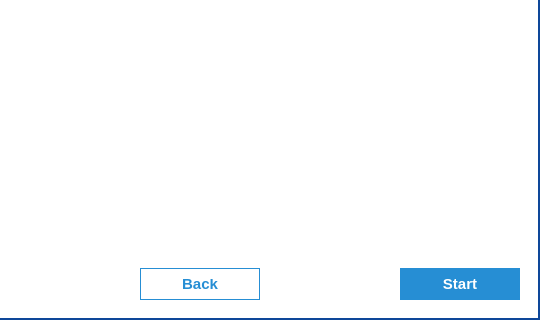
First picture: the form in parsec/core/gui/forms/starting_guide_dialog.ui, repository Scille/parsec-cloud, before the edit; both pictures show x 412 to 952 and y 280 to 600 of the 952 by 600 pixel window.
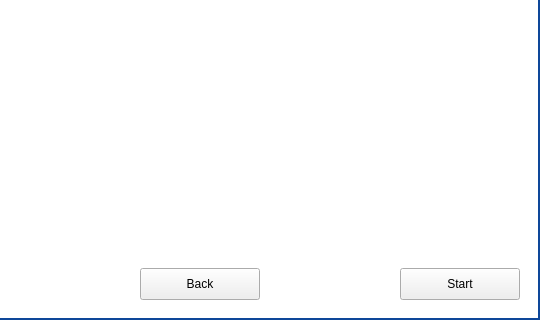
Second picture: the form after the edit. Icons and pictures are not drawn. Custom widgets are drawn as their Qt base class.

Patch:
```diff
--- a/parsec/core/gui/forms/starting_guide_dialog.ui
+++ b/parsec/core/gui/forms/starting_guide_dialog.ui
@@ -337,19 +337,7 @@
         </size>
        </property>
        <property name="styleSheet">
-        <string notr="true">QPushButton#button_previous
-{
-color: rgb(38, 142, 212);
-background-color: white;
-border: 1px solid rgb(38, 142, 212);
-padding: 10px;
-border-bottom-left-radius: 20px;
-border-bottom-right-radius: 20px;
-border-top-left-radius: 20px;
-border-top-right-radius: 20px;
-font-size: 15px;
-font-weight: bold;
-}</string>
+        <string notr="true"/>
        </property>
        <property name="text">
         <string>Back</string>
@@ -405,25 +393,13 @@
         </size>
        </property>
        <property name="styleSheet">
-        <string notr="true">QPushButton#button_next
-{
-color: white;
-background-color: rgb(38, 142, 212);
-border: 0;
-padding: 10px;
-border-bottom-left-radius: 20px;
-border-bottom-right-radius: 20px;
-border-top-left-radius: 20px;
-border-top-right-radius: 20px;
-font-size: 15px;
-font-weight: bold;
-}</string>
+        <string notr="true"/>
        </property>
        <property name="text">
         <string>Start</string>
        </property>
        <property name="flat">
-        <bool>true</bool>
+        <bool>false</bool>
        </property>
       </widget>
      </item>
@@ -437,6 +413,11 @@
    <extends>QLabel</extends>
    <header>parsec.core.gui.custom_widgets</header>
   </customwidget>
+  <customwidget>
+   <class>ShadowedButton</class>
+   <extends>QPushButton</extends>
+   <header>parsec.core.gui.custom_widgets</header>
+  </customwidget>
  </customwidgets>
  <resources>
   <include location="../rc/resources.qrc"/>
```
Left out of the diff: 14 changed lines with no effect on the pictures.
